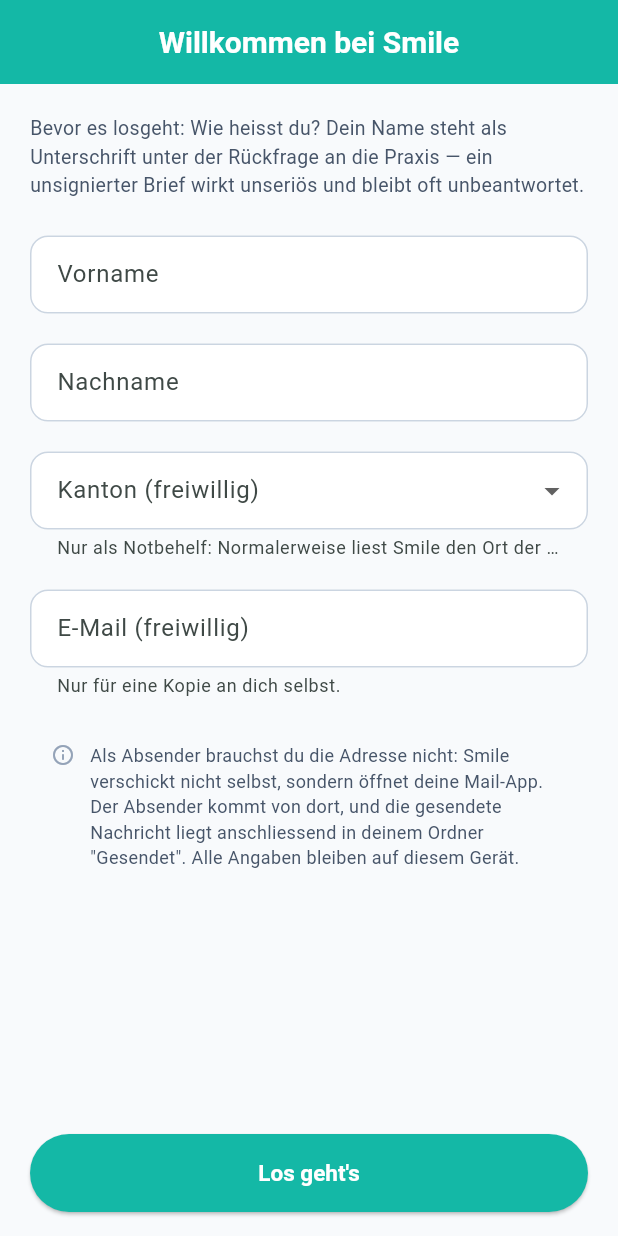
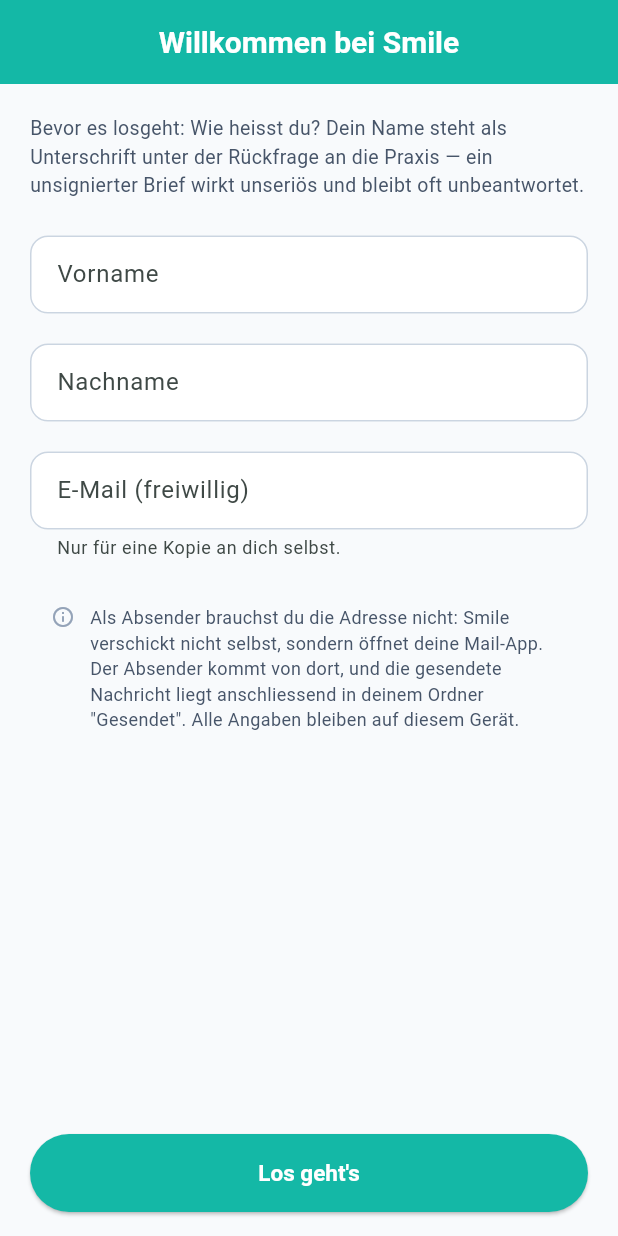
Before and after one commit to CamilleCarUp/smile, a Flutter app: the screen it shows after launch, on a phone screen of 412 x 824 dp. Run offline on Flutter 3.47's test engine with Material 3 defaults, Android fonts, the phone set to English and light mode, and no system bars; our stand-ins replace file_picker, flutter_secure_storage, image_picker; missing offline and left inert: cryptography, google_mlkit_text_recognition, pdfx.

Commit message:
Kanton im Profil entfernt -- die Rechnung sagt es besser
Seit der Ort der Praxis aus der Rechnung kommt, waere der Kanton im Profil
eine zweite, von Hand gepflegte Quelle -- und koennte der Rechnung nur
widersprechen. Ein Feld, das man ausfuellen muss und das im besten Fall
dasselbe sagt, ist eines zu viel. Entfernt ist deshalb nicht nur die
Auswahlliste, sondern auch das Feld:

- profile_screen.dart fragt nur noch Vorname, Nachname und E-Mail.
- UserProfile hat kein canton/hasCanton mehr. Alte gespeicherte Profile mit
  Kantonsfeld werden beim Lesen uebergangen, ein Test haelt das fest.
- OmbudsmanScreen kennt das Profil nicht mehr. Steht der Ort der Praxis auf
  der Rechnung, kommt die zustaendige Stelle nach oben; sonst der Hinweis,
  dass kein Ort zu lesen war, und die vollstaendige Liste.

swiss_cantons.dart bleibt: Es uebersetzt Kuerzel in ausgeschriebene Namen
und traegt den Test, dass kein Kanton zwei zustaendige Stellen hat.

Ausserdem entschieden und in docs/ortsverzeichnis.md festgehalten:
Zustaendig ist die Stelle im Kanton der Zahnarztpraxis, nicht am Wohnort
des Patienten. Das war der letzte offene Punkt dieser Zuordnung.

162 Tests gruen.

Co-Authored-By: Claude Opus 5 <noreply@anthropic.com>
Claude-Session: https://claude.ai/code/session_016v9YZhcQmhJdctHJDKcLHp

```diff
--- a/lib/models/user_profile.dart
+++ b/lib/models/user_profile.dart
@@ -10,24 +10,20 @@
 /// dort, und die gesendete Nachricht liegt anschliessend in dessen Ordner
 /// "Gesendet". Die [email] ist deshalb freiwillig und dient allein einer
 /// Kopie an sich selbst.
+///
+/// Kein Kanton mehr: Die zustaendige Ombudsstelle ergibt sich aus dem Ort der
+/// Praxis auf der Rechnung (siehe docs/ortsverzeichnis.md). Ein zweiter,
+/// von Hand gepflegter Kanton haette dazu nur widersprechen koennen.
 class UserProfile {
   final String firstName;
   final String lastName;
   final String email;
 
-  /// Kantonskuerzel, freiwillig. Dient allein dazu, die zustaendige
-  /// Ombudsstelle hervorzuheben, statt den Nutzer 21 Eintraege durchsuchen zu
-  /// lassen. Nicht Pflicht: Wer es weglaesst, sieht einfach die ganze Liste.
-  final String canton;
-
   const UserProfile({
     this.firstName = '',
     this.lastName = '',
     this.email = '',
-    this.canton = '',
   });
-
-  bool get hasCanton => canton.trim().isNotEmpty;
 
   /// Beide Namensteile vorhanden? Ohne das laesst die App den Nutzer nicht
   /// weiter -- eine unterschriebene Rueckfrage ist die halbe Miete.
@@ -43,20 +39,17 @@ class UserProfile {
     String? firstName,
     String? lastName,
     String? email,
-    String? canton,
   }) =>
       UserProfile(
         firstName: firstName ?? this.firstName,
         lastName: lastName ?? this.lastName,
         email: email ?? this.email,
-        canton: canton ?? this.canton,
       );
 
   Map<String, dynamic> toJson() => {
         'firstName': firstName,
         'lastName': lastName,
         'email': email,
-        'canton': canton,
       };
 
   factory UserProfile.fromJson(Map<String, dynamic> json) {
@@ -71,7 +64,6 @@ class UserProfile {
         firstName: trenner > 0 ? alt.substring(0, trenner).trim() : alt,
         lastName: trenner > 0 ? alt.substring(trenner + 1).trim() : '',
         email: (json['email'] ?? '') as String,
-        canton: (json['canton'] ?? '') as String,
       );
     }
 
@@ -79,7 +71,6 @@ class UserProfile {
       firstName: (json['firstName'] ?? '') as String,
       lastName: (json['lastName'] ?? '') as String,
       email: (json['email'] ?? '') as String,
-      canton: (json['canton'] ?? '') as String,
     );
   }
 }
--- a/lib/screens/ombudsman_screen.dart
+++ b/lib/screens/ombudsman_screen.dart
@@ -3,15 +3,14 @@ import 'package:url_launcher/url_launcher.dart';
 import '../data/ombudsman_data.dart';
 import '../data/swiss_cantons.dart';
 import '../models/request.dart';
-import '../state/profile_controller.dart';
 import '../theme/app_theme.dart';
 
 /// Die kantonalen Ombudsstellen der SSO.
 ///
-/// Zustaendig ist die Stelle im Kanton der Praxis. Steht der Ort der Praxis
-/// auf der Rechnung, entscheidet er; sonst dient der Kanton aus dem Profil
-/// als Notbehelf. So durchsucht niemand 21 Eintraege, waehrend er ohnehin
-/// schon verunsichert ist.
+/// Zustaendig ist die Stelle im Kanton der Praxis. Welcher das ist, steht auf
+/// der Rechnung -- so durchsucht niemand 21 Eintraege, waehrend er ohnehin
+/// schon verunsichert ist. War auf der Rechnung nichts zu lesen, bleibt es
+/// bei der vollstaendigen Liste.
 class OmbudsmanScreen extends StatelessWidget {
   /// Kanton der Praxis, aus der Rechnung gelesen.
   final String? praxisKanton;
@@ -23,8 +22,7 @@ class OmbudsmanScreen extends StatelessWidget {
 
   @override
   Widget build(BuildContext context) {
-    final ausRechnung = (praxisKanton ?? '').isNotEmpty;
-    final kanton = ausRechnung ? praxisKanton! : profileController.profile.canton;
+    final kanton = (praxisKanton ?? '').trim();
     final zustaendig = ombudsmanContacts.where((c) => c.covers(kanton)).toList();
     final uebrige = ombudsmanContacts.where((c) => !c.covers(kanton)).toList();
 
@@ -44,21 +42,14 @@ class OmbudsmanScreen extends StatelessWidget {
             ),
 
             if (zustaendig.isNotEmpty) ...[
-              Text(
-                  ausRechnung
-                      ? 'Für die Praxis in ${praxisOrt ?? cantonName(kanton) ?? kanton}'
-                      : 'Für ${cantonName(kanton) ?? kanton}',
+              Text('Für die Praxis in ${praxisOrt ?? cantonName(kanton) ?? kanton}',
                   style: const TextStyle(
                       fontWeight: FontWeight.bold, fontSize: 13, color: AppColors.brand600)),
               const SizedBox(height: 8),
               for (final c in zustaendig) _Eintrag(kontakt: c, hervorgehoben: true),
-              _Hinweis(
-                text: ausRechnung
-                    ? 'Smile hat den Ort der Praxis aus der Rechnung gelesen. Zuständig '
-                        'ist die Stelle im Kanton der Praxis, nicht deines Wohnorts.'
-                    : 'Zuständig ist in der Regel die Stelle im Kanton der Praxis, nicht '
-                        'deines Wohnorts. Behandelt dich jemand ausserhalb deines Kantons, '
-                        'nimm die Stelle von dort.',
+              const _Hinweis(
+                text: 'Smile hat den Ort der Praxis aus der Rechnung gelesen. Zuständig '
+                    'ist die Stelle im Kanton der Praxis, nicht deines Wohnorts.',
               ),
               const SizedBox(height: 20),
               const Text('Alle Stellen',
@@ -75,8 +66,8 @@ class OmbudsmanScreen extends StatelessWidget {
               const SizedBox(height: 12),
             ] else ...[
               const _Hinweis(
-                text: 'Unter "Meine Angaben" kannst du deinen Kanton hinterlegen — dann '
-                    'steht die zuständige Stelle künftig zuoberst.',
+                text: 'Auf der Rechnung war kein Ort der Praxis zu lesen. Zuständig ist '
+                    'die Stelle im Kanton der Praxis — such sie unten heraus.',
               ),
               const SizedBox(height: 12),
             ],
--- a/lib/screens/profile_screen.dart
+++ b/lib/screens/profile_screen.dart
@@ -1,5 +1,4 @@
 import 'package:flutter/material.dart';
-import '../data/swiss_cantons.dart';
 import '../models/user_profile.dart';
 import '../state/profile_controller.dart';
 import '../theme/app_theme.dart';
@@ -32,7 +31,6 @@ class _ProfileScreenState extends State<ProfileScreen> {
 
   String? _vornameFehler;
   String? _nachnameFehler;
-  late String _kanton = profileController.profile.canton;
 
   @override
   void dispose() {
@@ -56,7 +54,6 @@ class _ProfileScreenState extends State<ProfileScreen> {
       firstName: vorname,
       lastName: nachname,
       email: _email.text.trim(),
-      canton: _kanton,
     ));
     if (!mounted) return;
 
@@ -116,21 +113,6 @@ class _ProfileScreenState extends State<ProfileScreen> {
                       ),
                     ),
                     const SizedBox(height: 20),
-                    DropdownButtonFormField<String>(
-                      initialValue: _kanton.isEmpty ? null : _kanton,
-                      isExpanded: true,
-                      decoration: const InputDecoration(
-                        labelText: 'Kanton (freiwillig)',
-                        helperText: 'Nur als Notbehelf: Normalerweise liest Smile den Ort '
-                            'der Praxis aus der Rechnung.',
-                      ),
-                      items: [
-                        for (final k in swissCantons)
-                          DropdownMenuItem(value: k.code, child: Text('${k.name} (${k.code})')),
-                      ],
-                      onChanged: (wert) => setState(() => _kanton = wert ?? ''),
-                    ),
-                    const SizedBox(height: 20),
                     TextField(
                       controller: _email,
                       keyboardType: TextInputType.emailAddress,
```
Also changed, not shown: lib/data/swiss_cantons.dart (+4 -4 lines), 3 other files.
